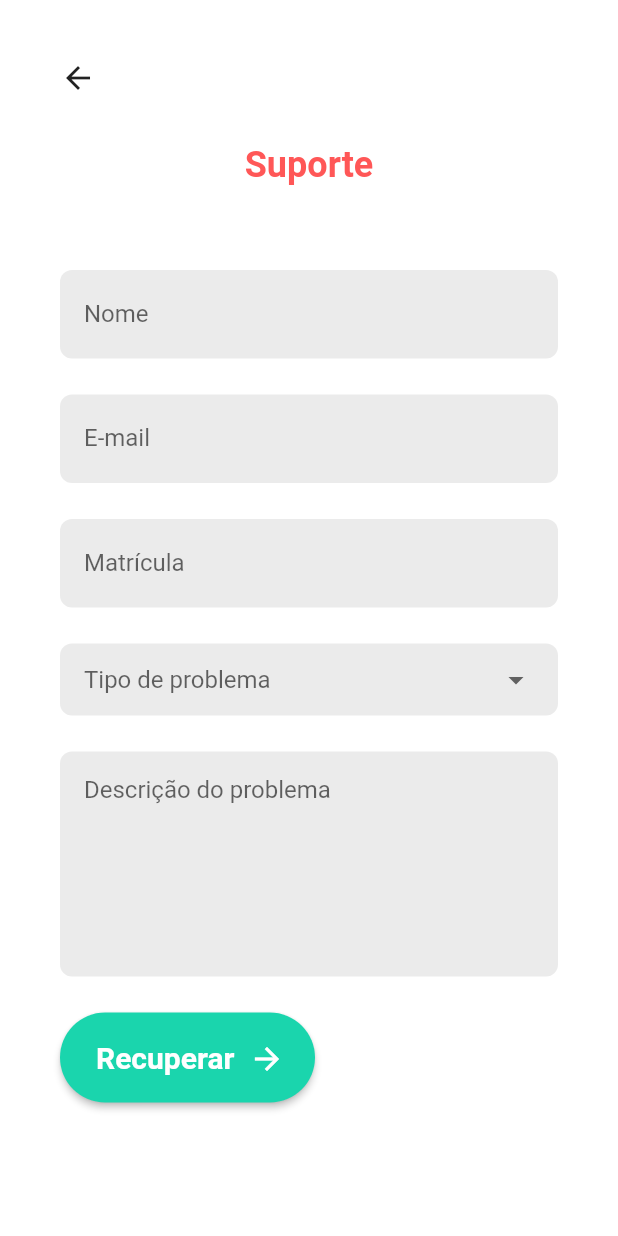
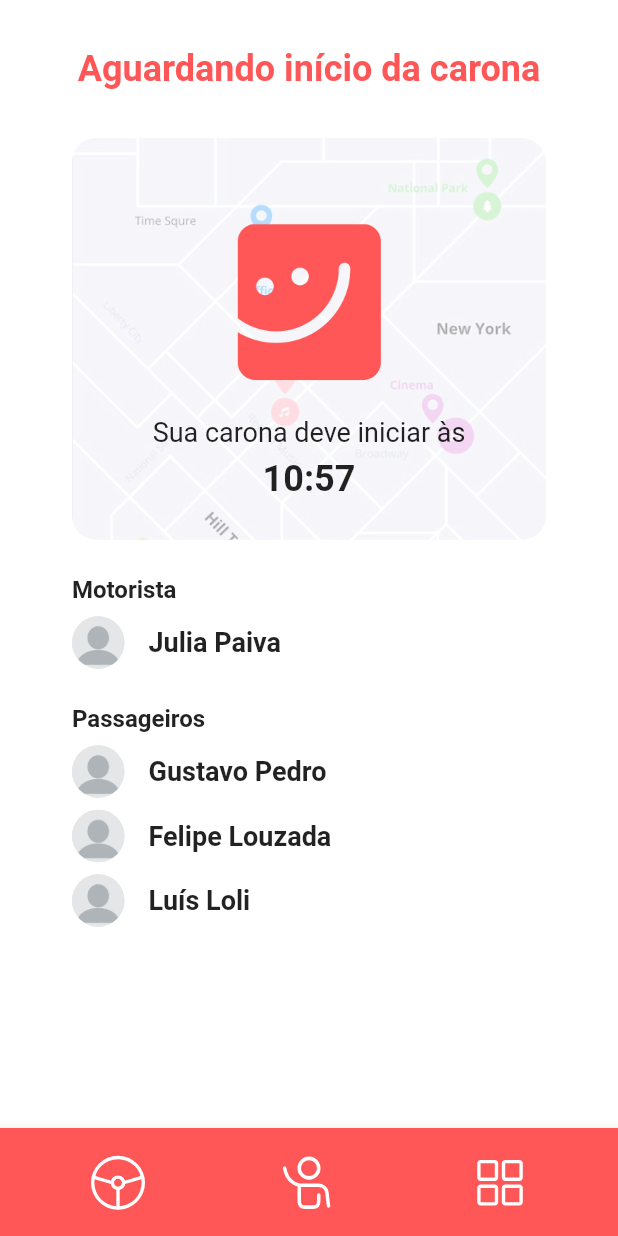
Before and after one commit to maisamrr/caronasIESB, a Flutter app: the screen it shows after launch, on a phone screen of 412 x 824 dp. Run offline on Flutter 3.47's test engine with Material 2 defaults, Android fonts, the phone set to English and light mode, and no system bars; our stand-ins replace flutter_svg; Roboto replaces fonts that are missing (Inria).

Commit message:
:sparkles: #49 tela de aguardando carona

```diff
--- a/lib/main.dart
+++ b/lib/main.dart
@@ -1,7 +1,8 @@
+import 'package:caronapp/screens/aguardandoinicio.dart';
 import 'package:caronapp/screens/atividades.dart';
-import 'package:caronapp/screens/contatosuporte.dart';
 import 'package:caronapp/screens/destino.dart';
 import 'package:caronapp/screens/homecarona.dart';
+import 'package:caronapp/screens/login.dart';
 import 'package:caronapp/screens/oferecercarona.dart';
 import 'package:flutter/material.dart';
 
@@ -28,7 +29,7 @@ class MyApp extends StatelessWidget {
       },
       home: Builder(
         builder: (context) {
-          return ContatoSuporte();
+          return AguardandoInicio();
         },
       ),
     );
--- /dev/null
+++ b/lib/screens/aguardandoinicio.dart
@@ -0,0 +1,135 @@
+import 'package:caronapp/widgets/custompersonsimple.dart';
+import 'package:flutter/material.dart';
+import '../widgets/bottomnavigationbarwidget.dart';
+
+class AguardandoInicio extends StatelessWidget {
+  const AguardandoInicio({super.key});
+
+  @override
+  Widget build(BuildContext context) {
+    return Scaffold(
+      backgroundColor: Colors.white,
+      body: SingleChildScrollView(
+        child: Center(
+          child: Column(
+            mainAxisAlignment: MainAxisAlignment.start,
+            crossAxisAlignment: CrossAxisAlignment.start,
+            children: [
+              const Center(
+                child: Padding(
+                  padding: EdgeInsets.only(top: 32.0, bottom: 16.0),
+                  child: Text(
+                    'Aguardando início da carona',
+                    style: TextStyle(
+                      fontSize: 24.0,
+                      fontWeight: FontWeight.bold,
+                      color: Color(0xFFFF5757),
+                    ),
+                  ),
+                ),
+              ),
+              //IMAGEM
+
+              SizedBox(
+                width: double.infinity,
+                child: Padding(
+                  padding:
+                      const EdgeInsets.only(top: 16.0, left: 48.0, right: 48.0),
+                  child: Stack(
+                    children: [
+                      ClipRRect(
+                        borderRadius: BorderRadius.circular(16.0),
+                        child: ColorFiltered(
+                          colorFilter: ColorFilter.mode(
+                            Colors.white.withOpacity(0.35),
+                            BlendMode.modulate,
+                          ),
+                          child: Image.asset(
+                            'assets/images/imgmapa.png',
+                          ),
+                        ),
+                      ),
+                      Positioned(
+                        top: 0,
+                        bottom: 0,
+                        left: 0,
+                        right: 0,
+                        child: Align(
+                          alignment: Alignment.center,
+                          child: Container(
+                            child: Column(
+                              mainAxisAlignment: MainAxisAlignment.center,
+                              children: [
+                                Padding(
+                                  padding: const EdgeInsets.only(
+                                      top: 24,
+                                      bottom: 16.0),
+                                  child: Image.asset(
+                                    'assets/images/logovermelho.png',
+                                    height: 120.0,
+                                  ),
+                                ),
+                                const Center(
+                                  child: Text(
+                                    'Sua carona deve iniciar às',
+                                    style: TextStyle(
+                                      fontSize: 18.0,
+                                    ),
+                                  ),
+                                ),
+                                const Center(
+                                  child: Text(
+                                    '10:57',
+                                    style: TextStyle(
+                                      fontSize: 24.0,
+                                      height: 1.5,
+                                      fontWeight: FontWeight.bold,
+                                    ),
+                                  ),
+                                ),
+                              ],
+                            ),
+                          ),
+                        ),
+                      ),
+                    ],
+                  ),
+                ),
+              ),
+
+              //MOTORISTA
+              const Padding(
+                padding: EdgeInsets.only(top: 24.0, left: 48.0, right: 48.0),
+                child: Text(
+                  'Motorista',
+                  style: TextStyle(
+                    fontSize: 16.0,
+                    fontWeight: FontWeight.bold,
+                  ),
+                ),
+              ),
+              CustomPersonSimple(personName: 'Julia Paiva'),
+              //FIM MOTORISTA
+
+              //PASSAGEIROS
+              const Padding(
+                padding: EdgeInsets.only(top: 24.0, left: 48.0, right: 48.0),
+                child: Text(
+                  'Passageiros',
+                  style: TextStyle(
+                    fontSize: 16.0,
+                    fontWeight: FontWeight.bold,
+                  ),
+                ),
+              ),
+              CustomPersonSimple(personName: 'Gustavo Pedro'),
+              CustomPersonSimple(personName: 'Felipe Louzada'),
+              CustomPersonSimple(personName: 'Luís Loli'),
+            ],
+          ),
+        ),
+      ),
+            bottomNavigationBar: BottomNavigationBarWidget(),
+    );
+  }
+}
--- a/lib/screens/atividades.dart
+++ b/lib/screens/atividades.dart
@@ -1,4 +1,7 @@
+import 'package:caronapp/screens/contatosuporte.dart';
+import 'package:caronapp/screens/faq.dart';
 import 'package:caronapp/screens/historicodecaronas.dart';
+import 'package:caronapp/screens/perfilusuario.dart';
 import 'package:caronapp/widgets/customdivider.dart';
 import 'package:caronapp/widgets/customhistory.dart';
 import 'package:caronapp/widgets/roundpicturewithlikes.dart';
@@ -50,18 +53,36 @@ class _Atividades extends State<Atividades> {
             //ROW ícones do menu
             Row(
               mainAxisAlignment: MainAxisAlignment.center,
-              children: const [
-                RoundedSquareIcon(
-                  icon: Icons.edit_document,
+              children: [
+                GestureDetector(
+                  child: RoundedSquareIcon(
+                    icon: Icons.edit_document,
+                  ),
+                  onTap: () => {
+                    Navigator.pushReplacement(
+                        context,
+                        MaterialPageRoute(
+                            builder: (context) => PerfilUsuario()))
+                  },
                 ),
                 Padding(
                   padding: EdgeInsets.only(left: 32.0, right: 32.0),
-                  child: RoundedSquareIcon(
-                    icon: Icons.email,
+                  child: GestureDetector(
+                    child: RoundedSquareIcon(
+                      icon: Icons.email,
+                    ),
+                    onTap: () => Navigator.push(
+                        context,
+                        MaterialPageRoute(
+                            builder: (context) => ContatoSuporte())),
                   ),
                 ),
-                RoundedSquareIcon(
-                  icon: Icons.info_sharp,
+                GestureDetector(
+                  child: RoundedSquareIcon(
+                    icon: Icons.info_sharp,
+                  ),
+                  onTap: () => Navigator.push(
+                      context, MaterialPageRoute(builder: (context) => Faq())),
                 ),
               ],
             ),
--- /dev/null
+++ b/lib/widgets/custompersonsimple.dart
@@ -0,0 +1,39 @@
+import 'package:caronapp/widgets/roundsmallavatar.dart';
+import 'package:flutter/material.dart';
+
+class CustomPersonSimple extends StatelessWidget {
+  final String personName;
+
+  const CustomPersonSimple({
+    super.key,
+    required this.personName,
+  });
+
+  @override
+  Widget build(BuildContext context) {
+    return Stack(
+      children: [
+        Padding(
+          padding: const EdgeInsets.only(top: 8.0, left: 48.0, right: 48.0),
+          child: Row(
+            children: [
+              //FOTO MOTORISTA
+              RoundSmallAvatar(photoPath: 'assets/images/imgrandom.png'),
+
+              //MOTORISTA
+              Expanded(
+                child: Text(
+                  personName,
+                  style: const TextStyle(
+                    fontSize: 18,
+                    fontWeight: FontWeight.bold,
+                  ),
+                ),
+              ),
+            ],
+          ),
+        ),
+      ],
+    );
+  }
+}
```
Also changed, not shown: 2 other files.
